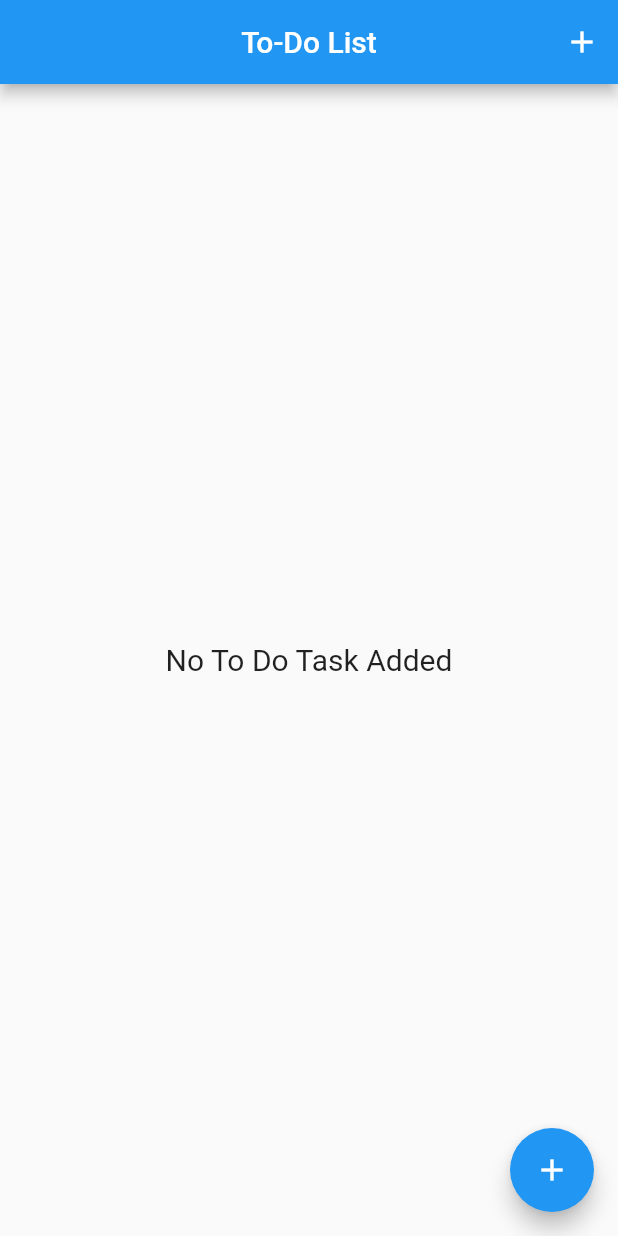
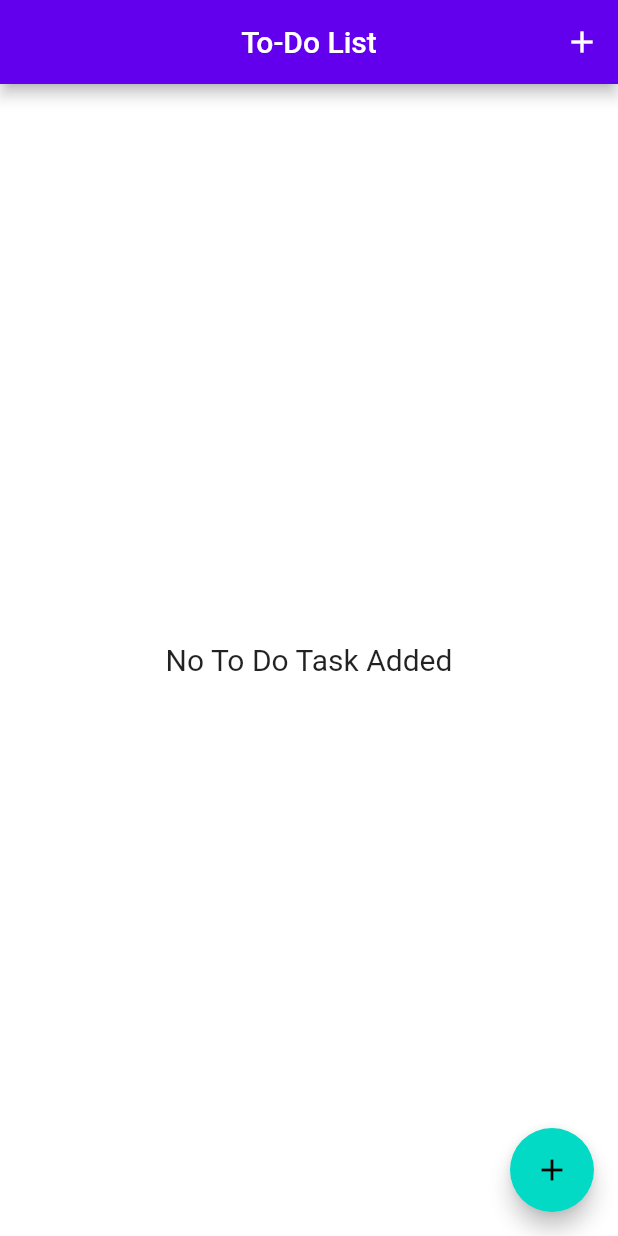
Before and after one commit to NomanShariq/Todo-list-App, a Flutter app: the screen it shows after launch, on a phone screen of 412 x 824 dp. Run offline on Flutter 3.47's test engine with Material 2 defaults, Android fonts, the phone set to English and light mode, and no system bars; our stand-ins replace shared_preferences; Roboto replaces fonts that are missing (Raleway).

Commit message:
search functionalities and theme work done

```diff
--- a/lib/main.dart
+++ b/lib/main.dart
@@ -12,19 +12,16 @@ class ToDoListApp extends StatefulWidget {
 }
 
 class _ToDoListAppState extends State<ToDoListApp> {
-  AppTheme _currentTheme = AppTheme.Light;
 
-  void _toggleTheme() {
-    setState(() {
-      _currentTheme = _currentTheme == AppTheme.Light ? AppTheme.Dark : AppTheme.Light;
-    });
-  }
+
   @override
   Widget build(BuildContext context) {
     return MaterialApp(
       debugShowCheckedModeBanner: false,
       title: 'To-Do List',
-      theme: _currentTheme == AppTheme.Light ? lightTheme : darkTheme,
+      themeMode: ThemeMode.system,
+      theme: myThemes.lightTheme,
+      darkTheme: myThemes.darkTheme,
       home: ToDoList(),
     );
   }
--- a/lib/model/theme.dart
+++ b/lib/model/theme.dart
@@ -1,18 +1,12 @@
 import 'package:flutter/material.dart';
 
-enum AppTheme {
-  Light,
-  Dark,
+class myThemes {
+  static final darkTheme = ThemeData(
+    scaffoldBackgroundColor: Colors.black,
+    colorScheme: const ColorScheme.dark(),
+  );
+  static final lightTheme = ThemeData(
+    scaffoldBackgroundColor: Colors.white,
+    colorScheme: const ColorScheme.light(),
+  );
 }
-
-final lightTheme = ThemeData(
-  // Define your light theme data here
-  brightness: Brightness.light,
-  // Other style properties
-);
-
-final darkTheme = ThemeData(
-  // Define your dark theme data here
-  brightness: Brightness.dark,
-  // Other style properties
-);
```
Also changed, not shown: lib/screens/todo_item_dialog.dart (+6 -6 lines), lib/screens/todo_list_screen.dart (+39 -1 lines).
